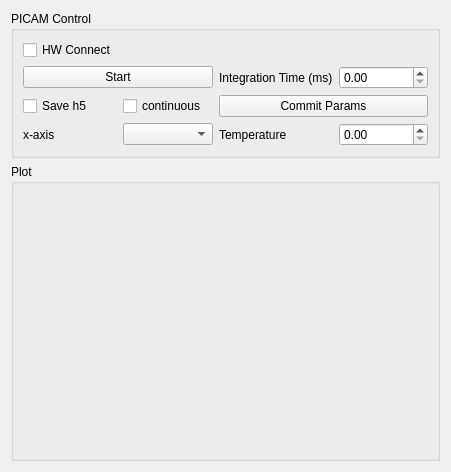
This is ScopeFoundryHW/picam/picam_readout.ui in UBene/HW_srs_sg380 as Qt 5 draws it before an edit. The edited form follows.
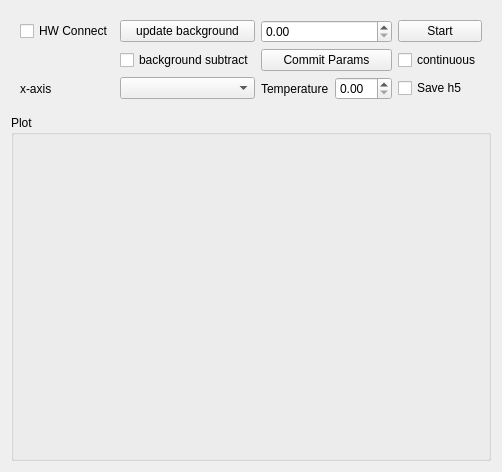
This is the edited form.

Commit message: [picam] added background subtract

The edit to the form file:
```diff
--- a/ScopeFoundryHW/picam/picam_readout.ui
+++ b/ScopeFoundryHW/picam/picam_readout.ui
@@ -6,7 +6,7 @@
    <rect>
     <x>0</x>
     <y>0</y>
-    <width>451</width>
+    <width>455</width>
     <height>472</height>
    </rect>
   </property>
@@ -15,18 +15,67 @@
   </property>
   <layout class="QVBoxLayout" name="verticalLayout" stretch="0,1">
    <item>
-    <widget class="QGroupBox" name="control_groupBox">
-     <property name="title">
-      <string>PICAM Control</string>
-     </property>
+    <widget class="QWidget" name="control_widget" native="true">
      <layout class="QGridLayout" name="gridLayout">
-      <item row="1" column="0" colspan="2">
+      <item row="3" column="4">
+       <widget class="QLabel" name="label_2">
+        <property name="text">
+         <string>Temperature</string>
+        </property>
+       </widget>
+      </item>
+      <item row="2" column="4" colspan="2">
+       <widget class="QPushButton" name="commit_pushButton">
+        <property name="text">
+         <string>Commit Params</string>
+        </property>
+       </widget>
+      </item>
+      <item row="2" column="2" colspan="2">
+       <widget class="QCheckBox" name="background_subtract_checkBox">
+        <property name="text">
+         <string>background subtract</string>
+        </property>
+       </widget>
+      </item>
+      <item row="1" column="2" colspan="2">
+       <widget class="QPushButton" name="update_background_pushButton">
+        <property name="text">
+         <string>update background</string>
+        </property>
+       </widget>
+      </item>
+      <item row="3" column="5">
+       <widget class="QDoubleSpinBox" name="temp_doubleSpinBox"/>
+      </item>
+      <item row="1" column="6">
        <widget class="QPushButton" name="start_pushButton">
         <property name="text">
          <string>Start</string>
         </property>
        </widget>
       </item>
+      <item row="2" column="6">
+       <widget class="QCheckBox" name="continuous_checkBox">
+        <property name="text">
+         <string>continuous</string>
+        </property>
+       </widget>
+      </item>
+      <item row="3" column="6">
+       <widget class="QCheckBox" name="save_h5_checkBox">
+        <property name="text">
+         <string>Save h5</string>
+        </property>
+       </widget>
+      </item>
+      <item row="1" column="0">
+       <widget class="QCheckBox" name="hw_connect_checkBox">
+        <property name="text">
+         <string>HW Connect</string>
+        </property>
+       </widget>
+      </item>
       <item row="3" column="0">
        <widget class="QLabel" name="label_3">
         <property name="text">
@@ -34,57 +83,12 @@
         </property>
        </widget>
       </item>
-      <item row="3" column="1">
+      <item row="3" column="2" colspan="2">
        <widget class="QComboBox" name="wl_calib_comboBox"/>
       </item>
-      <item row="0" column="0">
-       <widget class="QCheckBox" name="hw_connect_checkBox">
-        <property name="text">
-         <string>HW Connect</string>
-        </property>
-       </widget>
-      </item>
-      <item row="2" column="3" colspan="2">
-       <widget class="QPushButton" name="commit_pushButton">
-        <property name="text">
-         <string>Commit Params</string>
-        </property>
-       </widget>
-      </item>
-      <item row="1" column="4">
+      <item row="1" column="4" colspan="2">
        <widget class="QDoubleSpinBox" name="int_time_doubleSpinBox"/>
       </item>
-      <item row="1" column="3">
-       <widget class="QLabel" name="label">
-        <property name="text">
-         <string>Integration Time (ms)</string>
-        </property>
-       </widget>
-      </item>
-      <item row="3" column="3">
-       <widget class="QLabel" name="label_2">
-        <property name="text">
-         <string>Temperature</string>
-        </property>
-       </widget>
-      </item>
-      <item row="3" column="4">
-       <widget class="QDoubleSpinBox" name="temp_doubleSpinBox"/>
-      </item>
-      <item row="2" column="0">
-       <widget class="QCheckBox" name="save_h5_checkBox">
-        <property name="text">
-         <string>Save h5</string>
-        </property>
-       </widget>
-      </item>
-      <item row="2" column="1">
-       <widget class="QCheckBox" name="continuous_checkBox">
-        <property name="text">
-         <string>continuous</string>
-        </property>
-       </widget>
-      </item>
      </layout>
     </widget>
    </item>
```
The commit also changes 2 other files.
